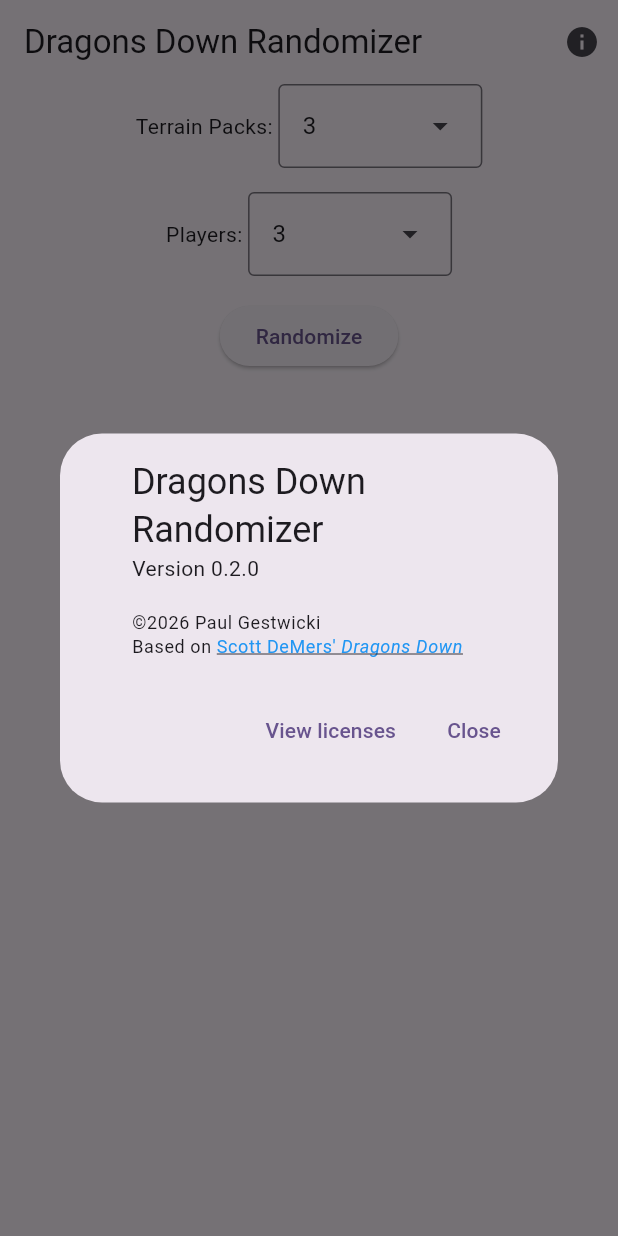
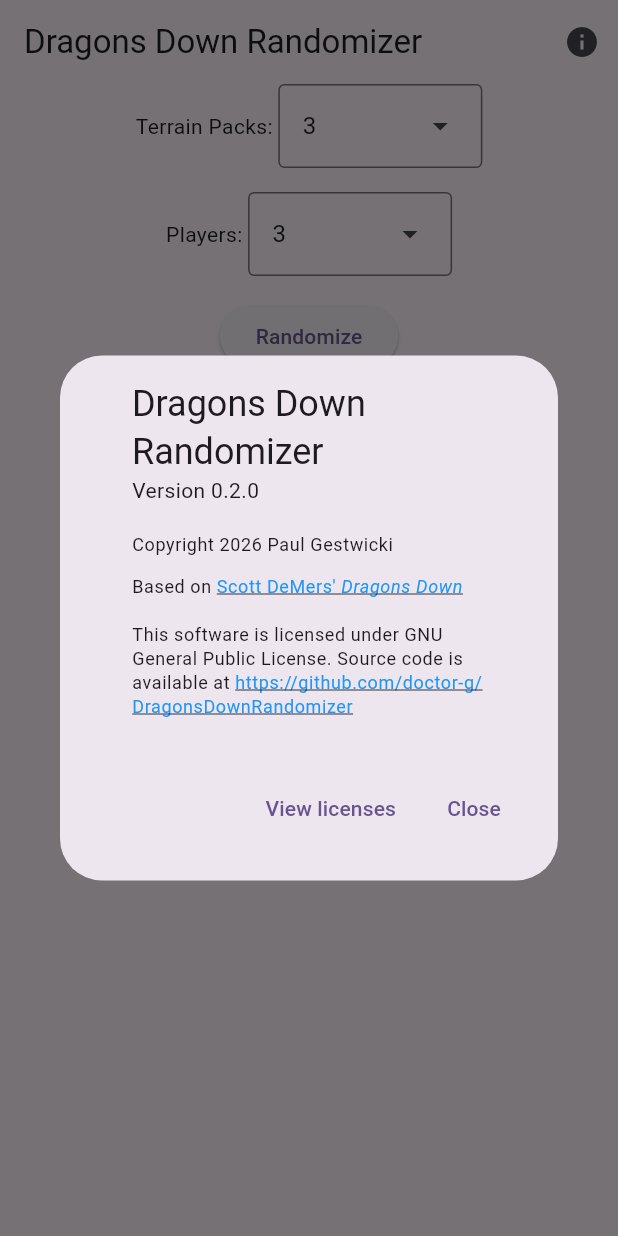
Before and after one commit to doctor-g/DragonsDownRandomizer, a Flutter app: the screen it shows after launch, after a tap on the "info" icon, on a phone screen of 412 x 824 dp. Run offline on Flutter 3.47's test engine with Material 3 defaults, Android fonts, the phone set to English and light mode, and no system bars; our stand-ins replace package_info_plus.

Commit message:
Link to source in about dialog

```diff
--- a/lib/main.dart
+++ b/lib/main.dart
@@ -7,6 +7,7 @@ import 'game.dart';
 
 const _maxPlayers = 6;
 const title = 'Dragons Down Randomizer';
+const sourceUriString = 'https://github.com/doctor-g/DragonsDownRandomizer';
 
 late final PackageInfo packageInfo;
 
@@ -31,6 +32,11 @@ class DragonsDownRandomizerApp extends StatelessWidget {
 }
 
 class MainWidget extends StatelessWidget {
+  static const _linkStyle = TextStyle(
+    color: Colors.blue,
+    decoration: TextDecoration.underline,
+  );
+
   const MainWidget({super.key});
 
   @override
@@ -54,22 +60,19 @@ class MainWidget extends StatelessWidget {
       context: context,
       applicationName: title,
       applicationVersion: 'Version ${packageInfo.version}',
-      applicationLegalese: '©2026 Paul Gestwicki',
+      applicationLegalese: 'Copyright 2026 Paul Gestwicki',
       children: [
         Padding(
           // The children use a different indentation level than the legalese.
           // Without the padding, there will be a ragged left, which looks bad.
-          padding: const EdgeInsets.symmetric(horizontal: 24.0),
+          padding: const EdgeInsets.symmetric(horizontal: 24.0, vertical: 12.0),
           child: RichText(
             text: TextSpan(
               style: Theme.of(context).textTheme.bodySmall,
               text: 'Based on ',
               children: [
                 TextSpan(
-                  style: const TextStyle(
-                    color: Colors.blue,
-                    decoration: TextDecoration.underline,
-                  ),
+                  style: _linkStyle,
                   text: 'Scott DeMers\' ',
                   children: [
                     TextSpan(
@@ -80,6 +83,18 @@ class MainWidget extends StatelessWidget {
                   recognizer: TapGestureRecognizer()
                     ..onTap = () =>
                         launchUrl(Uri.parse('https://activemagicgames.com')),
+                ),
+                TextSpan(
+                  text:
+                      '\n\nThis software is licensed under GNU General Public License. Source code is available at ',
+                  children: [
+                    TextSpan(
+                      style: _linkStyle,
+                      text: sourceUriString,
+                      recognizer: TapGestureRecognizer()
+                        ..onTap = () => launchUrl(Uri.parse(sourceUriString)),
+                    ),
+                  ],
                 ),
               ],
             ),
```
